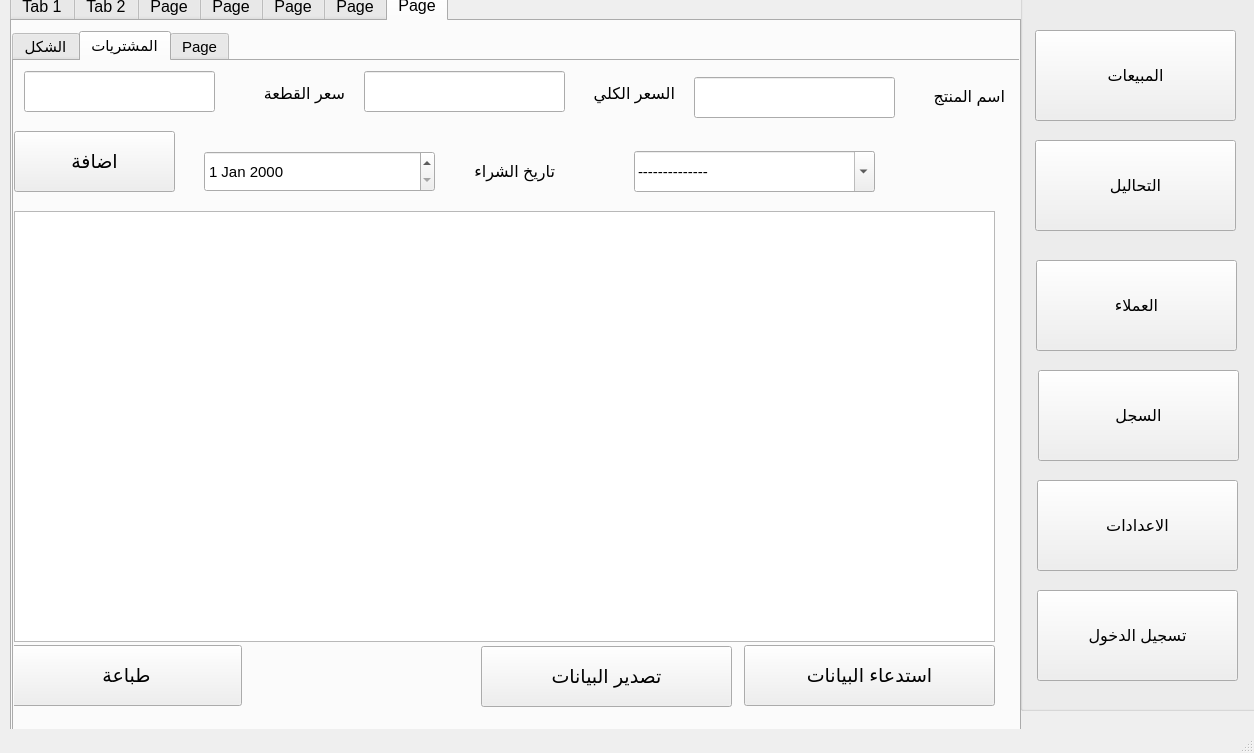
Above: design.ui from ameer810/analyst-pyqt5-project before the change. Below: the same form after it.
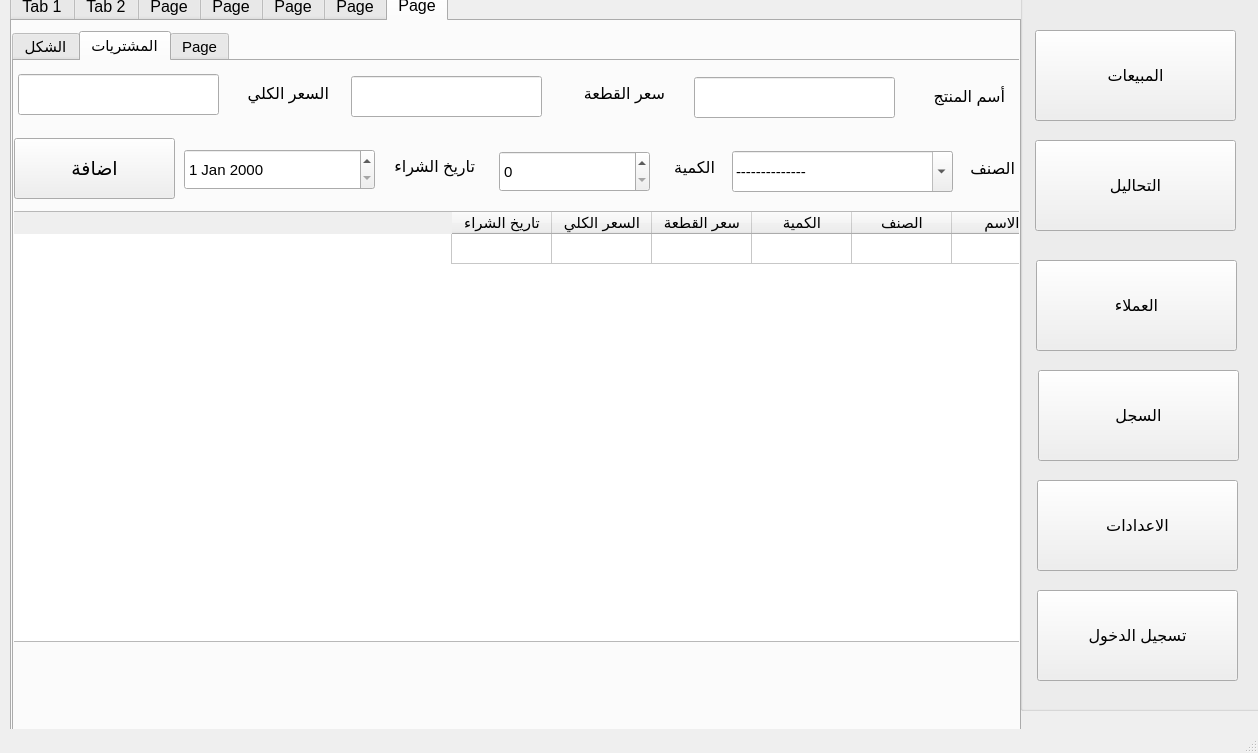
That is the form after the change. The open tabs and pages were chosen to show the change. Icons and pictures are not drawn.

```diff
--- a/design.ui
+++ b/design.ui
@@ -9,7 +9,7 @@
    <rect>
     <x>0</x>
     <y>0</y>
-    <width>1254</width>
+    <width>1258</width>
     <height>753</height>
    </rect>
   </property>
@@ -6568,18 +6568,56 @@
        <widget class="QTableWidget" name="tableWidget_3">
         <property name="geometry">
          <rect>
-          <x>0</x>
+          <x>-1</x>
           <y>150</y>
-          <width>981</width>
+          <width>1041</width>
           <height>431</height>
          </rect>
         </property>
+        <property name="layoutDirection">
+         <enum>Qt::RightToLeft</enum>
+        </property>
+        <row>
+         <property name="text">
+          <string/>
+         </property>
+        </row>
+        <column>
+         <property name="text">
+          <string>الاسم</string>
+         </property>
+        </column>
+        <column>
+         <property name="text">
+          <string>الصنف</string>
+         </property>
+        </column>
+        <column>
+         <property name="text">
+          <string>الكمية</string>
+         </property>
+        </column>
+        <column>
+         <property name="text">
+          <string>سعر القطعة</string>
+         </property>
+        </column>
+        <column>
+         <property name="text">
+          <string>السعر الكلي</string>
+         </property>
+        </column>
+        <column>
+         <property name="text">
+          <string>تاريخ الشراء</string>
+         </property>
+        </column>
        </widget>
        <widget class="QLineEdit" name="lineEdit_11">
         <property name="geometry">
          <rect>
-          <x>350</x>
-          <y>10</y>
+          <x>4</x>
+          <y>13</y>
           <width>201</width>
           <height>41</height>
          </rect>
@@ -6596,9 +6634,9 @@
        <widget class="QComboBox" name="comboBox_6">
         <property name="geometry">
          <rect>
-          <x>620</x>
+          <x>718</x>
           <y>90</y>
-          <width>241</width>
+          <width>221</width>
           <height>41</height>
          </rect>
         </property>
@@ -6629,7 +6667,7 @@
         <property name="geometry">
          <rect>
           <x>0</x>
-          <y>70</y>
+          <y>77</y>
           <width>161</width>
           <height>61</height>
          </rect>
@@ -6647,9 +6685,9 @@
        <widget class="QDateEdit" name="dateEdit">
         <property name="geometry">
          <rect>
-          <x>190</x>
-          <y>90</y>
-          <width>231</width>
+          <x>170</x>
+          <y>88</y>
+          <width>191</width>
           <height>41</height>
          </rect>
         </property>
@@ -6657,7 +6695,7 @@
        <widget class="QLabel" name="label_6">
         <property name="geometry">
          <rect>
-          <x>560</x>
+          <x>214</x>
           <y>7</y>
           <width>101</width>
           <height>51</height>
@@ -6678,8 +6716,8 @@
        <widget class="QLineEdit" name="lineEdit_12">
         <property name="geometry">
          <rect>
-          <x>10</x>
-          <y>10</y>
+          <x>337</x>
+          <y>15</y>
           <width>191</width>
           <height>41</height>
          </rect>
@@ -6696,7 +6734,7 @@
        <widget class="QLabel" name="label_7">
         <property name="geometry">
          <rect>
-          <x>220</x>
+          <x>540</x>
           <y>7</y>
           <width>111</width>
           <height>51</height>
@@ -6717,9 +6755,9 @@
        <widget class="QLabel" name="label_8">
         <property name="geometry">
          <rect>
-          <x>430</x>
-          <y>90</y>
-          <width>111</width>
+          <x>370</x>
+          <y>85</y>
+          <width>91</width>
           <height>41</height>
          </rect>
         </property>
@@ -6733,63 +6771,6 @@
          <string>تاريخ الشراء</string>
         </property>
        </widget>
-       <widget class="QPushButton" name="pushButton_22">
-        <property name="geometry">
-         <rect>
-          <x>730</x>
-          <y>584</y>
-          <width>251</width>
-          <height>61</height>
-         </rect>
-        </property>
-        <property name="font">
-         <font>
-          <family>Segoe UI</family>
-          <pointsize>14</pointsize>
-         </font>
-        </property>
-        <property name="text">
-         <string>استدعاء البيانات</string>
-        </property>
-       </widget>
-       <widget class="QPushButton" name="pushButton_23">
-        <property name="geometry">
-         <rect>
-          <x>-3</x>
-          <y>584</y>
-          <width>231</width>
-          <height>61</height>
-         </rect>
-        </property>
-        <property name="font">
-         <font>
-          <family>Segoe UI</family>
-          <pointsize>14</pointsize>
-         </font>
-        </property>
-        <property name="text">
-         <string>طباعة</string>
-        </property>
-       </widget>
-       <widget class="QPushButton" name="pushButton_24">
-        <property name="geometry">
-         <rect>
-          <x>467</x>
-          <y>585</y>
-          <width>251</width>
-          <height>61</height>
-         </rect>
-        </property>
-        <property name="font">
-         <font>
-          <family>Segoe UI</family>
-          <pointsize>14</pointsize>
-         </font>
-        </property>
-        <property name="text">
-         <string>تصدير البيانات</string>
-        </property>
-       </widget>
        <widget class="QLineEdit" name="lineEdit_13">
         <property name="geometry">
          <rect>
@@ -6826,7 +6807,59 @@
          </font>
         </property>
         <property name="text">
-         <string>اسم المنتج</string>
+         <string>أسم المنتج</string>
+        </property>
+       </widget>
+       <widget class="QLabel" name="label_13">
+        <property name="geometry">
+         <rect>
+          <x>940</x>
+          <y>82</y>
+          <width>61</width>
+          <height>51</height>
+         </rect>
+        </property>
+        <property name="font">
+         <font>
+          <family>Segoe UI</family>
+          <pointsize>12</pointsize>
+          <weight>50</weight>
+          <bold>false</bold>
+         </font>
+        </property>
+        <property name="text">
+         <string>الصنف</string>
+        </property>
+       </widget>
+       <widget class="QLabel" name="label_14">
+        <property name="geometry">
+         <rect>
+          <x>640</x>
+          <y>81</y>
+          <width>61</width>
+          <height>51</height>
+         </rect>
+        </property>
+        <property name="font">
+         <font>
+          <family>Segoe UI</family>
+          <pointsize>12</pointsize>
+          <weight>50</weight>
+          <bold>false</bold>
+         </font>
+        </property>
+        <property name="text">
+         <string>الكمية</string>
+        </property>
+       </widget>
+       <widget class="QSpinBox" name="spinBox_3">
+        <property name="geometry">
+         <rect>
+          <x>485</x>
+          <y>90</y>
+          <width>151</width>
+          <height>41</height>
+         </rect>
         </property>
        </widget>
       </widget>
```
Left out of the diff: 82 changed lines with no effect on the pictures.
